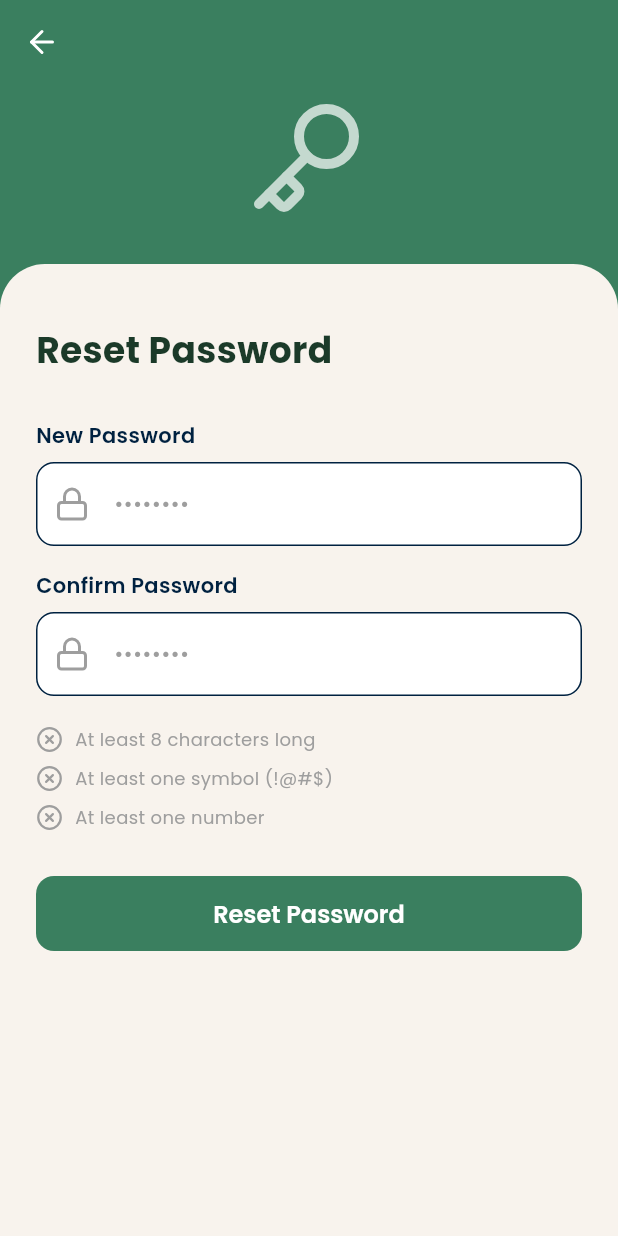
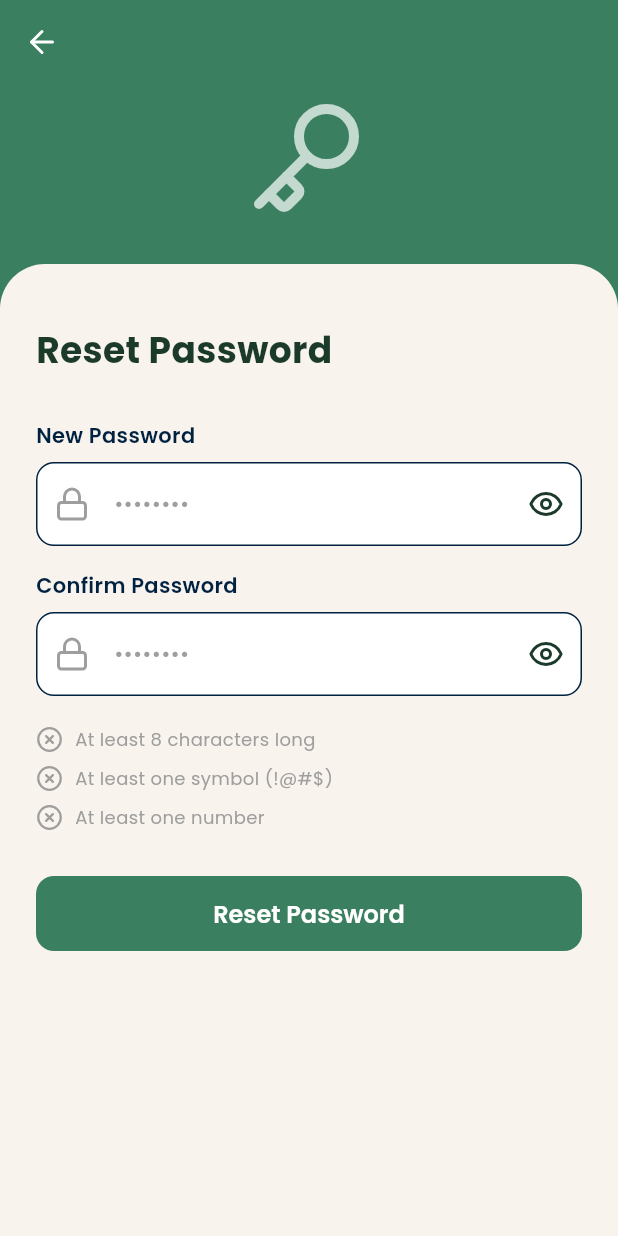
Before and after one commit to RahulChaudhari53/Sajilo-Hariyo-Frontend, a Flutter app: the ResetPasswordView screen opened directly with empty values, on a phone screen of 412 x 824 dp. Run offline on Flutter 3.47's test engine with Material 3 defaults, Android fonts, the phone set to English and light mode, and no system bars; our stand-ins replace cached_network_image, dartz, dio, equatable, file_picker, flutter_bloc and 9 more; missing offline and left inert: mobile_scanner, model_viewer_plus; accounts and stored records are empty; network calls fail.

Commit message:
add eye toggle

```diff
--- a/lib/app/constant/api_endpoints.dart
+++ b/lib/app/constant/api_endpoints.dart
@@ -5,7 +5,7 @@ class ApiEndpoints {
   static const receiveTimeout = Duration(seconds: 1000);
 
   // static const String serverAddress = "http://10.0.2.2:5050";
-  static const String serverAddress = "http://192.168.1.68:5050";
+  static const String serverAddress = "http://192.168.1.64:5050";
 
   static const String baseUrl = "$serverAddress/api";
 
--- a/lib/app/service_locator/service_locator.dart
+++ b/lib/app/service_locator/service_locator.dart
@@ -307,7 +307,10 @@ Future<void> _initAuthModule() async {
   );
 
   locator.registerFactory<VerifyOtpViewModel>(
-    () => VerifyOtpViewModel(locator<VerifyOtpUseCase>()),
+    () => VerifyOtpViewModel(
+      locator<VerifyOtpUseCase>(),
+      locator<SendOtpUseCase>(),
+    ),
   );
 
   locator.registerFactory<ResetPasswordViewModel>(
--- a/lib/features/auth/presentation/view/login_view.dart
+++ b/lib/features/auth/presentation/view/login_view.dart
@@ -343,7 +343,7 @@ class LoginView extends StatelessWidget {
 
     const Color primaryGreen = Color(0xFF3A7F5F);
     const Color cardColor = Color(0xFFF8F3ED);
-    const Color darkText = Color(0xFF1B3A29);
+    const Color darkText = Color.fromRGBO(27, 58, 41, 1);
     const Color subText = Color(0xFF666666);
     const Color borderColor = Color(0xFFA09E9E);
 
--- a/lib/features/forgot_password/presentation/view/reset_password_view.dart
+++ b/lib/features/forgot_password/presentation/view/reset_password_view.dart
@@ -22,6 +22,9 @@ class ResetPasswordView extends StatefulWidget {
 class _ResetPasswordViewState extends State<ResetPasswordView> {
   final TextEditingController passController = TextEditingController();
   final TextEditingController confirmPassController = TextEditingController();
+
+  final ValueNotifier<bool> _obscureNewPass = ValueNotifier(true);
+  final ValueNotifier<bool> _obscureConfirmPass = ValueNotifier(true);
 
   // Real-time validation state
   bool _hasMinLength = false;
@@ -116,20 +119,51 @@ class _ResetPasswordViewState extends State<ResetPasswordView> {
                             ),
                               child: Column(
                                 children: [
-                                CustomTextFormField(
+                                  ValueListenableBuilder<bool>(
+                                    valueListenable: _obscureNewPass,
+                                    builder: (context, isObscure, _) {
+                                      return CustomTextFormField(
                                         controller: passController,
                                         labelText: "New Password",
                                         hintText: "••••••••",
-                                  obscureText: true,
+                                        obscureText: isObscure,
                                         prefixIcon: LucideIcons.lock,
+                                        suffixIcon: IconButton(
+                                          icon: Icon(
+                                            isObscure
+                                                ? LucideIcons.eye
+                                                : LucideIcons.eyeOff,
+                                            color: darkText,
+                                          ),
+                                          onPressed: () => _obscureNewPass.value =
+                                              !_obscureNewPass.value,
+                                        ),
+                                      );
+                                    },
                                   ),
                                   const SizedBox(height: 16),
-                                CustomTextFormField(
+                                  ValueListenableBuilder<bool>(
+                                    valueListenable: _obscureConfirmPass,
+                                    builder: (context, isObscure, _) {
+                                      return CustomTextFormField(
                                         controller: confirmPassController,
                                         labelText: "Confirm Password",
                                         hintText: "••••••••",
-                                  obscureText: true,
+                                        obscureText: isObscure,
                                         prefixIcon: LucideIcons.lock,
+                                        suffixIcon: IconButton(
+                                          icon: Icon(
+                                            isObscure
+                                                ? LucideIcons.eye
+                                                : LucideIcons.eyeOff,
+                                            color: darkText,
+                                          ),
+                                          onPressed: () =>
+                                              _obscureConfirmPass.value =
+                                                  !_obscureConfirmPass.value,
+                                        ),
+                                      );
+                                    },
                                   ),
                                 ],
                               ),
```
Also changed, not shown: lib/features/forgot_password/presentation/view/verify_otp_view.dart (+9 -2 lines), lib/features/forgot_password/presentation/view_model/verify_otp_viewmodel/verify_otp_event.dart (+10 -0 lines), lib/features/forgot_password/presentation/view_model/verify_otp_viewmodel/verify_otp_viewmodel.dart (+35 -1 lines). Lines whose indentation alone changed are shown as unchanged.
